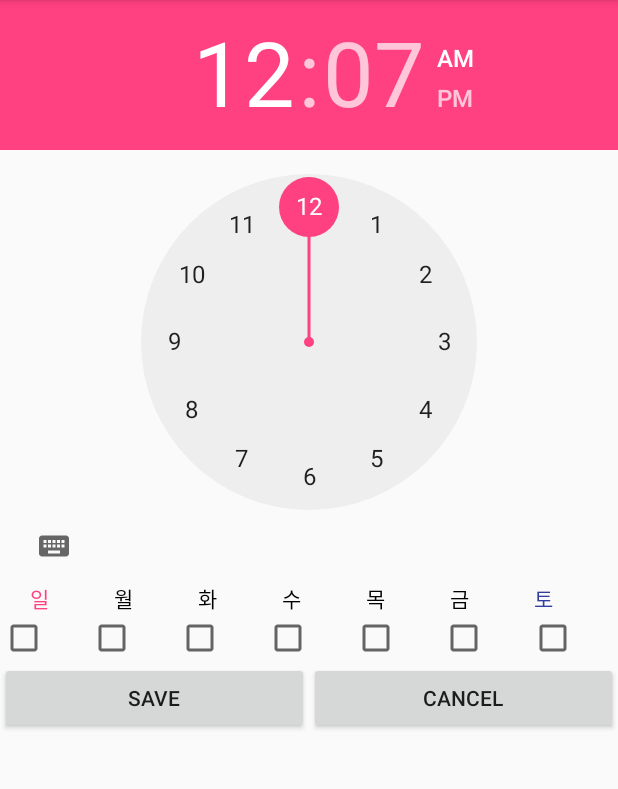
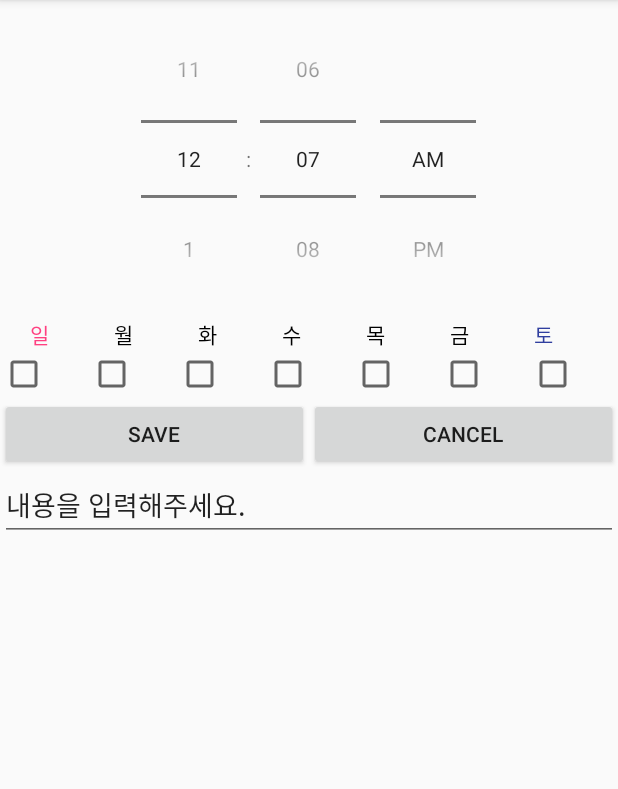
Before and after one commit to seunghyun0209/AlarmApplication, an Android app: the SelectTimerActivity screen opened directly, with no data from a screen before it, on a phone screen of 412 x 824 dp, the part 84-873 px from its top. Run offline under Robolectric (Android 15) with nearby library versions, the phone set to English and light mode, and no system bars.

```diff
--- a/MyApplication/app/src/main/AndroidManifest.xml
+++ b/MyApplication/app/src/main/AndroidManifest.xml
@@ -1,6 +1,10 @@
 <?xml version="1.0" encoding="utf-8"?>
 <manifest xmlns:android="http://schemas.android.com/apk/res/android"
     package="com.example.song.timerapp">
+
+    <uses-permission android:name="android.permission.VIBRATE"/>
+    <uses-permission android:name="android.permission.WAKE_LOCK"/>
+
 
     <application
         android:allowBackup="true"
--- a/MyApplication/app/src/main/java/com/example/song/timerapp/SelectTimerActivity.java
+++ b/MyApplication/app/src/main/java/com/example/song/timerapp/SelectTimerActivity.java
@@ -1,10 +1,14 @@
 package com.example.song.timerapp;
 
 import android.content.Intent;
+import android.os.Build;
 import android.os.Bundle;
+import android.support.annotation.RequiresApi;
 import android.support.v7.app.AppCompatActivity;
 import android.view.View;
 import android.widget.Button;
+import android.widget.CheckBox;
+import android.widget.TextView;
 import android.widget.TimePicker;
 import android.widget.Toast;
 
@@ -16,9 +20,12 @@ public class SelectTimerActivity extends AppCompatActivity{
 
     TimePicker tp;
     Button Savebt;
-    int Time;
-    int min;
+    TextView test;
+    CheckBox Mon,Tue, Wed,Thu, Fri, Sat, Sun;
+    private int Time;
+    private int min;
 
+    @RequiresApi(api = Build.VERSION_CODES.M)
     @Override
     protected void onCreate(Bundle savedInstanceState) {
         super.onCreate(savedInstanceState);
@@ -26,13 +33,21 @@ public class SelectTimerActivity extends AppCompatActivity{
         final Intent intent = new Intent();
         tp = (TimePicker) findViewById(R.id.timePicker);
         Savebt = (Button) findViewById(R.id.Savebt);
+        test = (TextView) findViewById(R.id.test);
+        Mon = (CheckBox) findViewById(R.id.CheckMon);
+        Tue = (CheckBox) findViewById(R.id.CheckTue);
+        Wed = (CheckBox) findViewById(R.id.CheckWed);
+        Thu = (CheckBox) findViewById(R.id.CheckThur);
+        Fri = (CheckBox) findViewById(R.id.CheckFri);
+        Sat = (CheckBox) findViewById(R.id.CheckSat);
+        Sun = (CheckBox) findViewById(R.id.CheckSun);
 
         tp.setOnTimeChangedListener(new TimePicker.OnTimeChangedListener() {
             @Override
             public void onTimeChanged(TimePicker view, int hourOfDay, int minute) {
                 Time = hourOfDay;
                 min = minute;
-                Toast.makeText(SelectTimerActivity.this, ""+hourOfDay+ " : " +minute, Toast.LENGTH_SHORT).show();
+                test.setText("바뀐 시간 값 : "+Time+" 바뀐 분 값 : "+min);
             }
         });
 
@@ -45,8 +60,14 @@ public class SelectTimerActivity extends AppCompatActivity{
                 finish();
             }
         });
+    }
 
+    private final View.OnClickListener listener = new View.OnClickListener() {
+        @Override
+        public void onClick(View v) {
+            if(v.getId() == R.id.CheckMon){
 
-
-    }
+            }
+        }
+    };
 }
--- a/MyApplication/app/src/main/res/layout/activity_timer__main.xml
+++ b/MyApplication/app/src/main/res/layout/activity_timer__main.xml
@@ -1,5 +1,5 @@
 <?xml version="1.0" encoding="utf-8"?>
-<com.example.song.timerapp.CheckableLinearLayout
+<LinearLayout
     xmlns:android="http://schemas.android.com/apk/res/android"
     android:id="@+id/activity_main"
     android:layout_width="match_parent"
@@ -40,4 +40,4 @@
             android:layout_weight="1"/>
 
     </LinearLayout>
-</com.example.song.timerapp.CheckableLinearLayout>
+</LinearLayout>
--- a/MyApplication/app/src/main/res/layout/list_layout.xml
+++ b/MyApplication/app/src/main/res/layout/list_layout.xml
@@ -10,6 +10,7 @@
         android:layout_width="wrap_content"
         android:layout_height="match_parent"
         android:focusable="false"
+        android:clickable="false"
         android:id="@+id/checkbox1"/>
 
     <LinearLayout
--- a/MyApplication/app/src/main/res/layout/select_timer.xml
+++ b/MyApplication/app/src/main/res/layout/select_timer.xml
@@ -6,6 +6,7 @@
     <TimePicker
         android:layout_width="match_parent"
         android:layout_height="wrap_content"
+        android:timePickerMode="spinner"
         android:id="@+id/timePicker" />
 
 
@@ -136,4 +137,18 @@
             android:id="@+id/Cancelbt" />
     </LinearLayout>
 
+    <TextView
+        android:text="TextView"
+        android:layout_width="match_parent"
+        android:layout_height="wrap_content"
+        android:visibility="gone"
+        android:id="@+id/test" />
+
+
+    <EditText
+        android:text="내용을 입력해주세요."
+        android:layout_width="match_parent"
+        android:layout_height="wrap_content"
+        android:id="@+id/memoedit" />
+
 </LinearLayout>
```
Also changed, not shown: MyApplication/app/src/main/java/com/example/song/timerapp/Broadcast.java (added, +30 -0 lines), MyApplication/app/src/main/java/com/example/song/timerapp/Timer_Main.java (+24 -3 lines).
